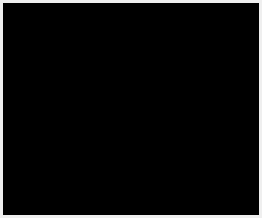
First picture: the form in Homer/forms/Widgets/OverviewErrorsWidget.ui, repository Homer-Conferencing/Homer-Conferencing, before the edit.
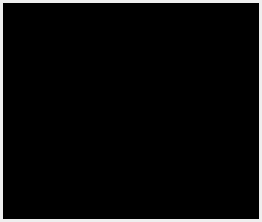
Second picture: the form after the edit.

What changed in the file:
```diff
--- a/Homer/forms/Widgets/OverviewErrorsWidget.ui
+++ b/Homer/forms/Widgets/OverviewErrorsWidget.ui
@@ -7,11 +7,13 @@
     <x>0</x>
     <y>0</y>
     <width>262</width>
-    <height>218</height>
+    <height>222</height>
    </rect>
   </property>
   <property name="font">
    <font>
+    <family>Arial</family>
+    <pointsize>10</pointsize>
     <weight>75</weight>
     <bold>true</bold>
    </font>
@@ -32,6 +34,12 @@
     </property>
     <item row="0" column="0">
      <widget class="QTextEdit" name="mTeErrorLog">
+      <property name="font">
+       <font>
+        <family>Arial</family>
+        <pointsize>9</pointsize>
+       </font>
+      </property>
       <property name="contextMenuPolicy">
        <enum>Qt::CustomContextMenu</enum>
       </property>
```
